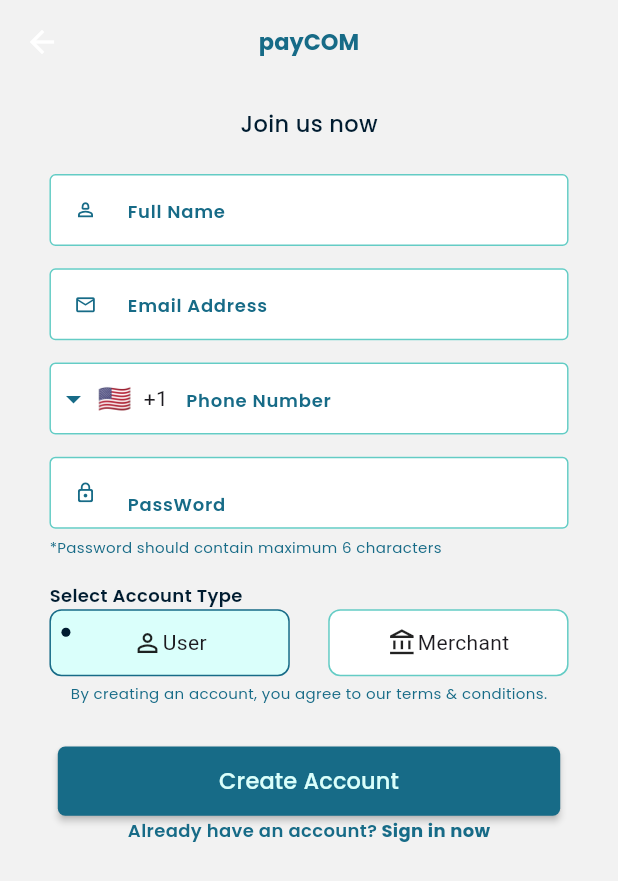
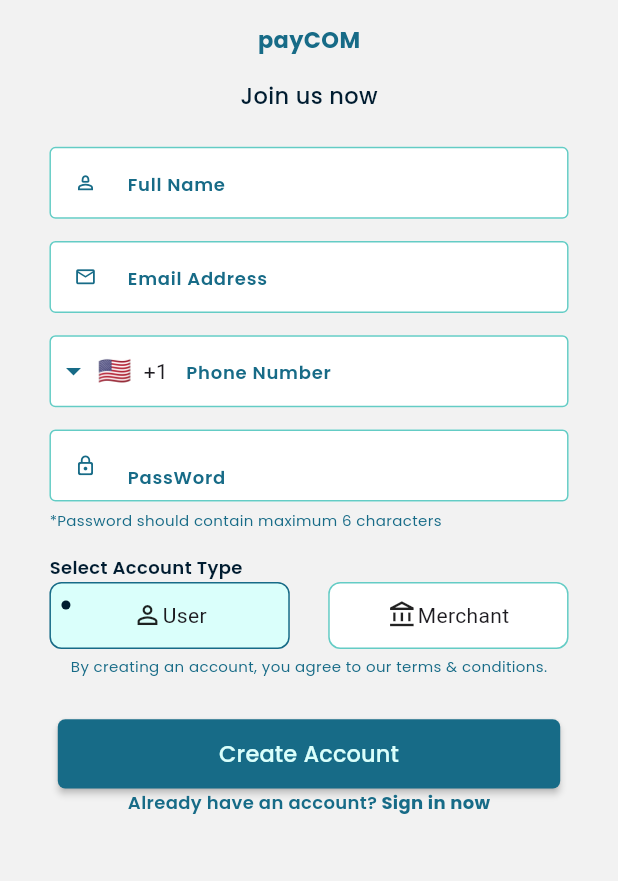
Before and after one commit to codeZe-us/paycom, a Flutter app: the SignIn screen opened by its route, after a tap on "Sign in", after a tap on "Register now", on a phone screen of 412 x 824 dp. Shown: the top 881 px of the screen. Run offline on Flutter 3.47's test engine with Material 2 defaults, Android fonts, the phone set to English and light mode, and no system bars; drawn by our look-alikes of intl_phone_field; our stand-ins replace dio, flutter_svg.

Commit message:
07/03/23

```diff
--- a/lib/src/view/screens/auth/sign_in_screen.dart
+++ b/lib/src/view/screens/auth/sign_in_screen.dart
@@ -1,10 +1,8 @@
 import 'package:dio/dio.dart';
 import 'dart:developer';
-import 'package:dio/dio.dart';
 import 'package:flutter/material.dart';
 import 'package:flutter/services.dart';
 import 'package:paycom/src/services/api_service.dart';
-import 'package:paycom/src/viewmodel/auth/providers/loading_provider.dart';
 import 'package:paycom/src/viewmodel/controllers/new_user_controller.dart';
 
 import '../../../core/constants/managers/color_manager.dart';
@@ -117,20 +115,20 @@ class _SignInState extends State<SignIn> with WidgetsBindingObserver {
   Widget build(BuildContext context) {
     return SafeArea(
       child: Scaffold(
-        appBar: AppBar(
-          centerTitle: true,
-          backgroundColor: ColorManager.backgroundColor,
-          elevation: 0,
-          title: Text(
-            LabelManager.payCOM,
-            style: PoppinsStyle.bold15.copyWith(color: ColorManager.darkBlue),
-          ),
-        ),
         body: Container(
           width: usableWidth,
+          height: usableHeight,
+          color: ColorManager.backgroundColor,
           padding: EdgeInsets.symmetric(horizontal: usableHeight * (32 / 800)),
           child: Column(
             children: [
+                  SpacingManager.h15,
+              Center(
+                child: Text(
+                          LabelManager.payCOM,
+                          style: PoppinsStyle.bold15.copyWith(color: ColorManager.darkBlue),
+                        ),
+              ),
               SpacingManager.h15,
               Text(
                 LabelManager.welcome,
--- a/lib/src/view/screens/auth/sign_up_screen.dart
+++ b/lib/src/view/screens/auth/sign_up_screen.dart
@@ -113,20 +113,22 @@ class _SignUpScreenState extends State<SignUpScreen> with WidgetsBindingObserver
   Widget build(BuildContext context) {
     return SafeArea(
       child: Scaffold(
-        appBar: AppBar(
-          centerTitle: true,
-          backgroundColor: ColorManager.backgroundColor,
-          title: Text(
-            LabelManager.payCOM,
-            style: PoppinsStyle.bold15.copyWith(color: ColorManager.darkBlue),
-          ),
-        ),
         body: Container(
+          color: ColorManager.backgroundColor,
           width: usableWidth,
+          height: usableHeight,
           padding: EdgeInsets.symmetric(horizontal: usableHeight * (32 / 800)),
           child: SingleChildScrollView(
             child: Column(
               children: [
+                SpacingManager.h15,
+              Center(
+                child: Text(
+                          LabelManager.payCOM,
+                          style: PoppinsStyle.bold15.copyWith(color: ColorManager.darkBlue),
+                        ),
+              ),
+
                 SpacingManager.h15,
                 Text(LabelManager.join, style: PoppinsStyle.medium15.copyWith(color: ColorManager.darkBlue2)),
                 SpacingManager.h22,
```
